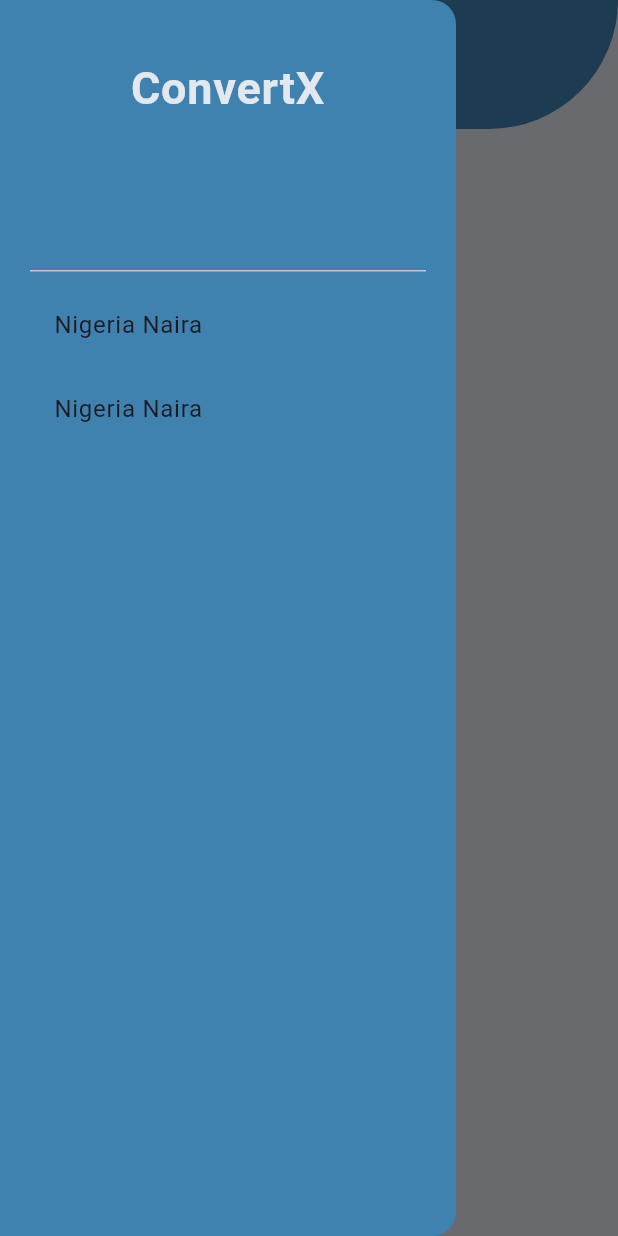
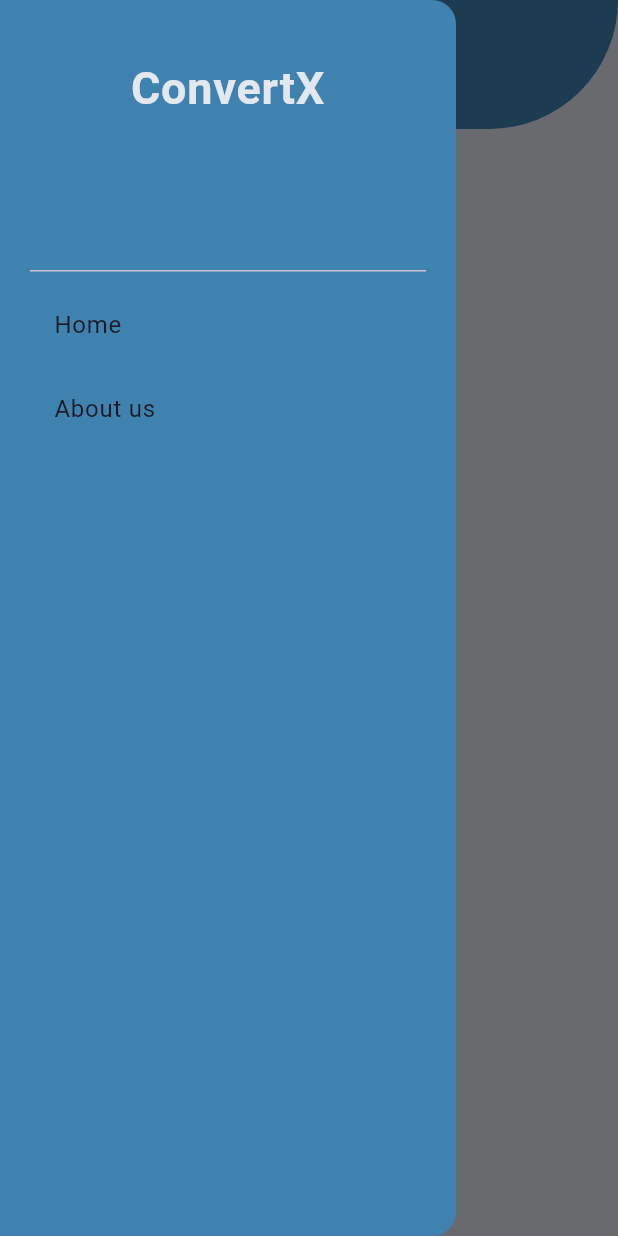
Before and after one commit to devdhan/ConvertX, a Flutter app: the Home screen opened directly, with the side drawer open, on a phone screen of 412 x 824 dp. Run offline on Flutter 3.47's test engine with Material 3 defaults, Android fonts, the light colour scheme and no system bars; Roboto replaces fonts that are missing (Kurale_Regular).

Commit message:
exchange update

```diff
--- a/lib/pages/home.dart
+++ b/lib/pages/home.dart
@@ -40,11 +40,11 @@ class Home extends StatelessWidget {
               ),
             ),
             ListTile(
-              title: const Text('Nigeria Naira'),
+              title: const Text('Home'),
               onTap: () {},
             ),
             ListTile(
-              title: const Text('Nigeria Naira'),
+              title: const Text('About us'),
               onTap: () {},
             ),
           ],
```
